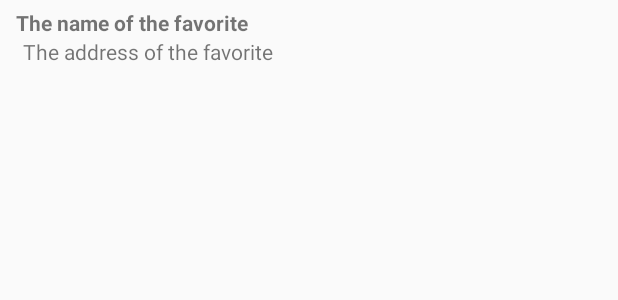
After one commit to tbrigljev/CommuteScheduler, an Android app: the layout element_favorite.xml on its own in the app's theme, with its tools: preview values and no code run, on a phone screen of 412 x 824 dp. The commit adds this screen. Shown: the top 300 px of the screen. Run offline under Robolectric (Android 15) with nearby library versions, the phone set to English and light mode, and no system bars.

Commit message:
Add basic Favorites interface

```diff
--- a/app/src/main/java/com/mobop/commutescheduler/CommutesItems.kt
+++ b/app/src/main/java/com/mobop/commutescheduler/CommutesItems.kt
@@ -102,12 +102,6 @@ class CommutesItemsList private constructor(context : Context){
     }
 }
 
-/*data class CommutesItemsElement(
-    var commutesName : String,
-    var commutesStart : String,
-    var commutesEnd : String,
-    var commutesTime : String)*/
-
 class Commutes private constructor(context : Context){
     companion object{
         @Volatile private var INSTANCE : Commutes? = null
--- a/app/src/main/java/com/mobop/commutescheduler/FragmentCommutes.kt
+++ b/app/src/main/java/com/mobop/commutescheduler/FragmentCommutes.kt
@@ -32,7 +32,6 @@ class FragmentCommutes(screen : Int) : Fragment(){
     companion object{
         var mRecyclerView : RecyclerView? = null
         var mAdapter : CommutesAdapter?= null
-
     }
 
     private var mListener : OnFragmentInteractionListener? = null
--- /dev/null
+++ b/app/src/main/res/layout/element_favorite.xml
@@ -0,0 +1,33 @@
+<?xml version="1.0" encoding="utf-8"?>
+
+<androidx.constraintlayout.widget.ConstraintLayout xmlns:android="http://schemas.android.com/apk/res/android"
+    xmlns:app="http://schemas.android.com/apk/res-auto"
+    android:id="@+id/element_favorite"
+    android:layout_width="match_parent"
+    android:layout_height="wrap_content"
+    android:layout_marginStart="5dp"
+    android:layout_marginTop="5dp"
+    android:layout_marginEnd="5dp">
+
+
+    <TextView
+        android:id="@+id/favorite_name"
+        android:layout_width="0dp"
+        android:layout_height="wrap_content"
+        android:layout_marginStart="5dp"
+        android:text="@string/text_favorite_name"
+        android:textStyle="bold"
+        app:layout_constraintEnd_toEndOf="@id/element_favorite"
+        app:layout_constraintStart_toStartOf="@id/element_favorite"
+        app:layout_constraintTop_toTopOf="@id/element_favorite" />
+
+    <TextView
+        android:id="@+id/favorite_address"
+        android:layout_width="0dp"
+        android:layout_height="wrap_content"
+        android:layout_marginStart="10dp"
+        android:text="@string/text_favorite_address"
+        app:layout_constraintEnd_toEndOf="@id/element_favorite"
+        app:layout_constraintStart_toStartOf="@id/element_favorite"
+        app:layout_constraintTop_toBottomOf="@id/favorite_name" />
+</androidx.constraintlayout.widget.ConstraintLayout>
--- a/app/src/main/res/values/strings.xml
+++ b/app/src/main/res/values/strings.xml
@@ -37,6 +37,8 @@
     <string name="in">in</string>
     <string name="text_reminder">Reminder</string>
     <string name="text_alarm">Alarm</string>
+    <string name="text_favorite_name">The name of the favorite</string>
+    <string name="text_favorite_address">The address of the favorite</string>
 
     <string name="field_commute_name">COMMUTE NAME</string>
     <string name="field_departure">Set the start point</string>
```
Also changed, not shown: app/src/main/java/com/mobop/commutescheduler/FavoritesAdapter.kt (added, +100 -0 lines), app/src/main/java/com/mobop/commutescheduler/FavoritesItems.kt (added, +83 -0 lines), app/src/main/java/com/mobop/commutescheduler/FragmentFavorites.kt (added, +113 -0 lines), app/src/main/java/com/mobop/commutescheduler/MainActivity.kt (+32 -3 lines), app/src/main/res/layout/fragment_favorites.xml (added, +52 -0 lines).
